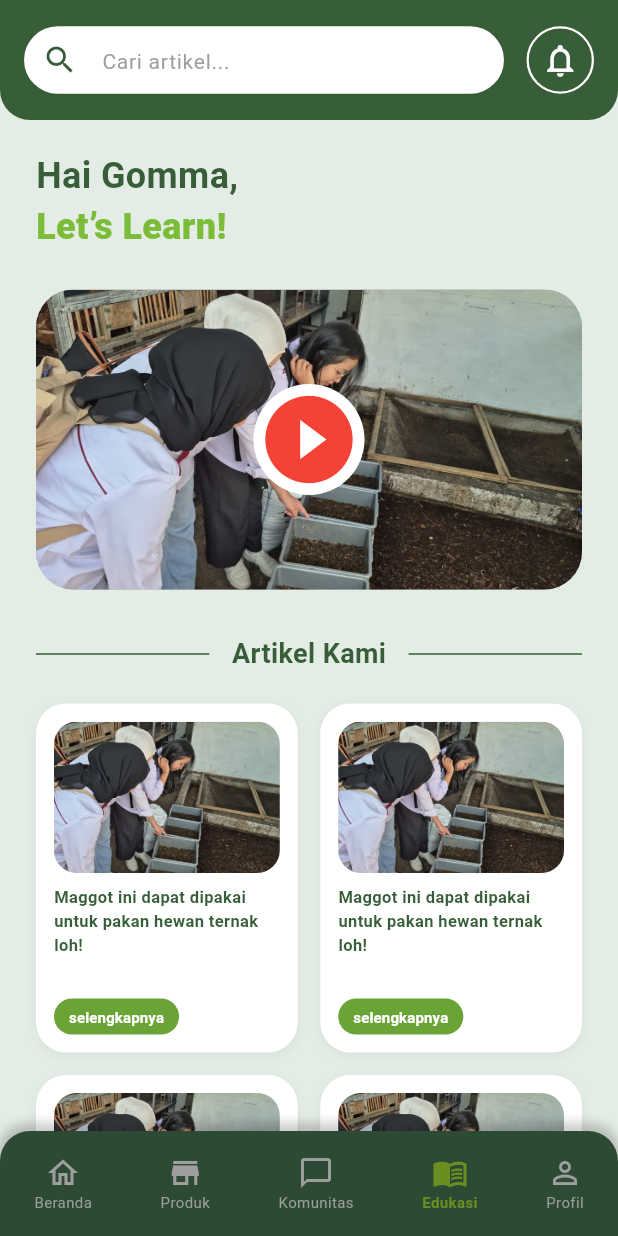
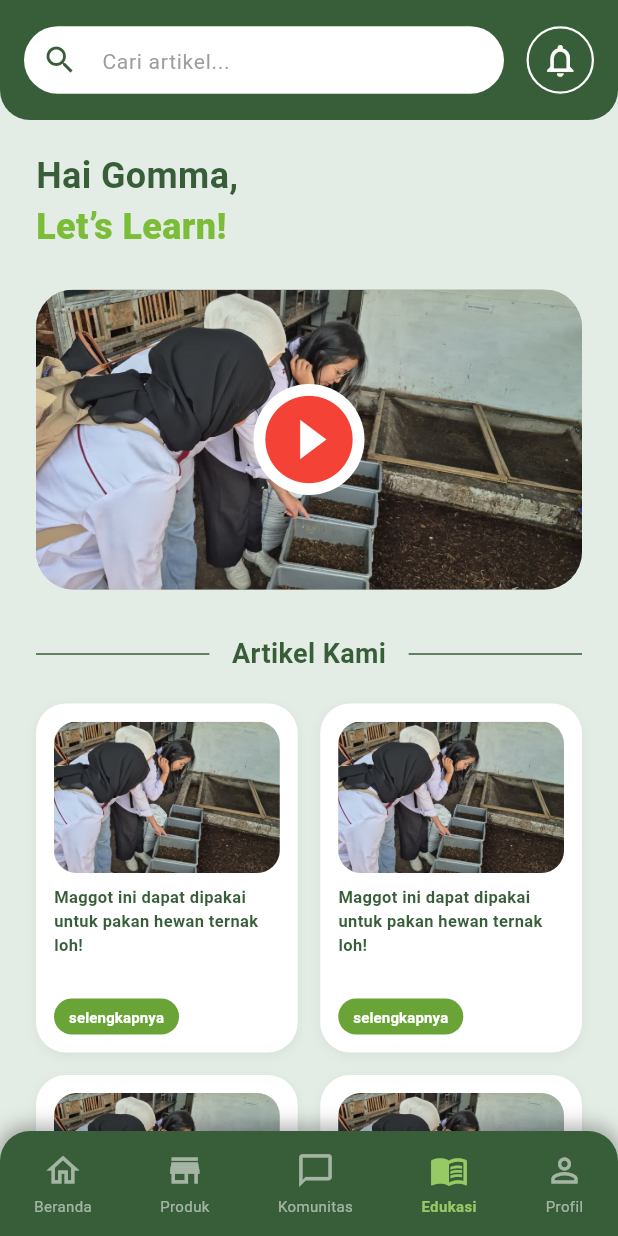
Before and after one commit to ameliawaruwu/Go-Maggot-Flutter, a Flutter app: the EdukasiPage screen opened by its route, on a phone screen of 412 x 824 dp. Run offline on Flutter 3.47's test engine with Material 3 defaults, Android fonts, the phone set to English and light mode, and no system bars.

Commit message:
cleaning code

```diff
--- a/lib/komponen-navbar.dart
+++ b/lib/komponen-navbar.dart
@@ -1,6 +1,5 @@
 import 'package:flutter/material.dart';
 import 'main.dart';
-import 'product.dart';
 
 class CustomBottomNavBar extends StatelessWidget {
   final int indexSelected;
@@ -30,7 +29,7 @@ class CustomBottomNavBar extends StatelessWidget {
         Navigator.pushReplacementNamed(context, EdukasiRoute);
         break;
 
-      case 4: // Profil
+      case 4:
         Navigator.pushReplacementNamed(context, ProfileRoute);
         break;
     }
@@ -43,8 +42,9 @@ class CustomBottomNavBar extends StatelessWidget {
     int index,
   ) {
     final isSelected = index == indexSelected;
-    const selectedColor = Color(0xFF6B8E23); // hijau olive
-    const unselectedColor = Colors.grey;
+
+    const selectedColor = Color(0xFF97C965);
+    const unselectedColor = Colors.white54;
 
     return InkWell(
       onTap: () => _onNavBarTap(context, index),
@@ -57,15 +57,15 @@ class CustomBottomNavBar extends StatelessWidget {
             Icon(
               icon,
               color: isSelected ? selectedColor : unselectedColor,
-              size: 24,
+              size: 26,
             ),
+            const SizedBox(height: 4),
             Text(
               label,
               style: TextStyle(
                 fontSize: 10,
                 color: isSelected ? selectedColor : unselectedColor,
-                fontWeight:
-                    isSelected ? FontWeight.bold : FontWeight.normal,
+                fontWeight: isSelected ? FontWeight.bold : FontWeight.normal,
               ),
             ),
           ],
@@ -76,7 +76,7 @@ class CustomBottomNavBar extends StatelessWidget {
 
   @override
   Widget build(BuildContext context) {
-    const primaryDarkGreen = Color(0xFF2C4A34);
+    const primaryDarkGreen = Color(0xFF385E39);
 
     return Container(
       height: 70,
@@ -88,10 +88,10 @@ class CustomBottomNavBar extends StatelessWidget {
         ),
         boxShadow: [
           BoxShadow(
-            color: Colors.black.withOpacity(0.2),
+            color: Colors.black.withOpacity(0.3),
             spreadRadius: 2,
-            blurRadius: 5,
-            offset: const Offset(0, -3),
+            blurRadius: 10,
+            offset: const Offset(0, -2),
           ),
         ],
       ),
--- a/lib/main.dart
+++ b/lib/main.dart
@@ -1,6 +1,6 @@
 import 'package:flutter/material.dart';
 
-// Halaman–halaman
+// Halaman–halaman (Pastikan file-file ini ada)
 import 'bantuan.dart';
 import 'edukasi.dart';
 import 'profil.dart';
@@ -15,6 +15,11 @@ import 'splash_screen.dart';
 import 'landing_page.dart';
 import 'forum_chat.dart';
 import 'faq_page.dart';
+import 'galeri.dart';
+import 'notifikasi.dart';
+import 'status_pesanan.dart';
+import 'chat_produk.dart';
+import 'artikel_detail.dart';
 
 
 const String SplashRoute   = '/';
@@ -36,6 +41,7 @@ const String ProfileRoute  = '/profil';
 const String PaymentRoute  = '/payment';
 const String FeedbackRoute = '/feedback';
 const String FaqRoute      = '/faq';
+const String StatusRoute   = '/status'; // Tambahan untuk status pesanan
 
 void main() {
   runApp(const MyApp());
@@ -55,7 +61,6 @@ class MyApp extends StatelessWidget {
         ),
         useMaterial3: true,
       ),
-
 
       initialRoute: SplashRoute,
 
@@ -80,6 +85,7 @@ class MyApp extends StatelessWidget {
         PaymentRoute:  (context) => const PaymentPage(),
         FeedbackRoute: (context) => const FeedbackPage(),
         FaqRoute:      (context) => const FAQPage(),
+        StatusRoute:   (context) => const StatusPesananPage(),
       },
     );
   }
```
Also changed, not shown: lib/home_page.dart (+6 -5 lines), lib/profil.dart (+15 -15 lines).
